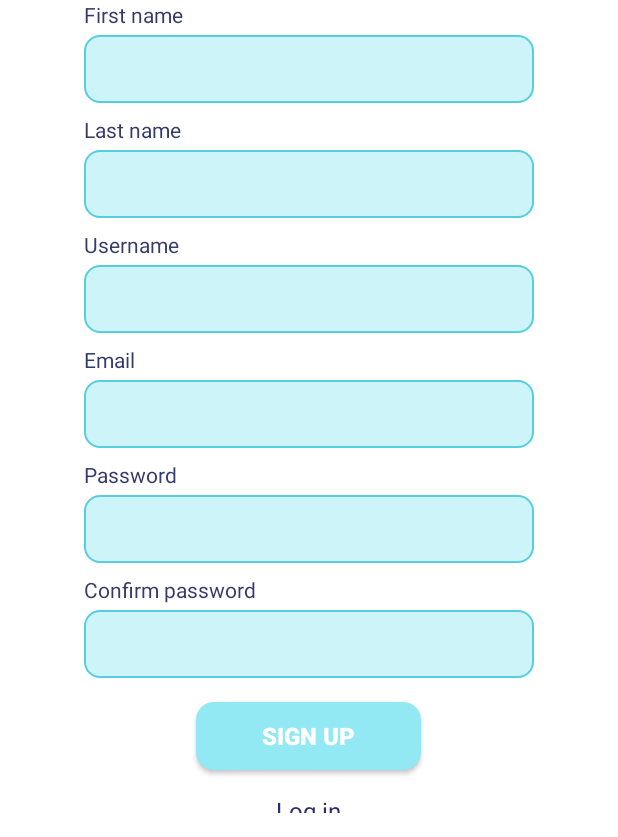
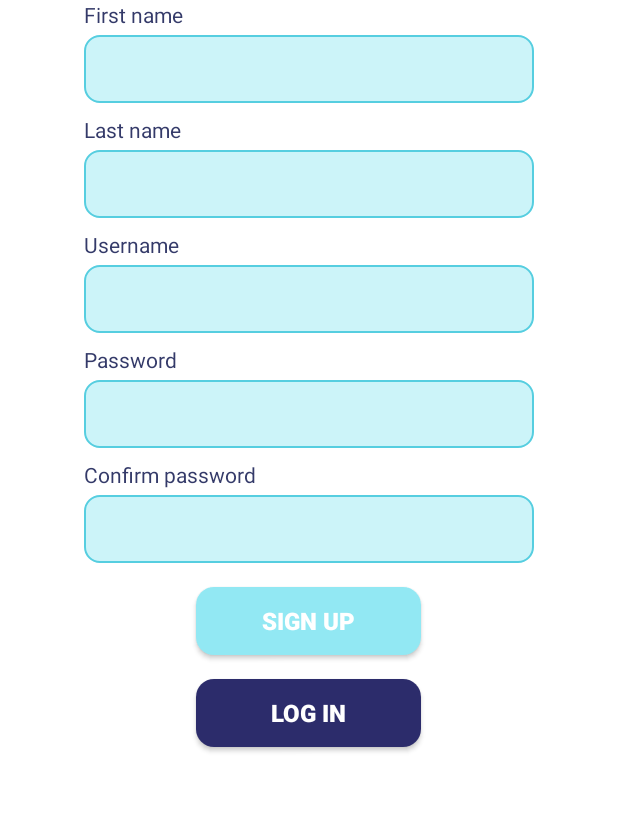
Before and after one commit to hungtd412/Chaspy, an Android app: the SignUpActivity screen opened directly, with no data from a screen before it, after a tap on "SIGN UP", on a phone screen of 412 x 824 dp, the part 399-1236 px from its top. Run offline under Robolectric (Android 15) with nearby library versions, the phone set to English and light mode, and no system bars; our stand-ins replace Firebase (no records; nobody signed in at launch, a user with empty details on screens opened directly).

Commit message:
fix: error firebase auto create fullName and email

```diff
--- a/app/src/main/AndroidManifest.xml
+++ b/app/src/main/AndroidManifest.xml
@@ -25,10 +25,7 @@
         <activity
             android:name=".ui.view.SignInActivity"
             android:exported="true">
-            <intent-filter>
-                <action android:name="android.intent.action.MAIN" />
-                <category android:name="android.intent.category.LAUNCHER" />
-            </intent-filter>
+
         </activity>
 
         <!-- MainActivity (nếu có dùng sau login) -->
@@ -44,7 +41,10 @@
         <activity
             android:name=".ui.view.FriendsActivity"
             android:exported="true">
-
+            <intent-filter>
+                <action android:name="android.intent.action.MAIN" />
+                <category android:name="android.intent.category.LAUNCHER" />
+            </intent-filter>
         </activity>
     </application>
 
--- a/app/src/main/java/com/example/chaspy/data/model/User.java
+++ b/app/src/main/java/com/example/chaspy/data/model/User.java
@@ -1,14 +1,15 @@
 package com.example.chaspy.data.model;
 
+import com.google.firebase.database.Exclude;
 import java.util.HashMap;
 import java.util.Map;
 
 public class User {
     private String uid;
     private String email;
-    private String firstName; // Changed from first_name
-    private String lastName;  // Changed from last_name
-    private boolean isActive; // Unchanged
+    private String firstName;
+    private String lastName;
+    private boolean isActive;
     private String profilePicUrl;
     private Map<String, Boolean> conversations = new HashMap<>();
     private Map<String, Boolean> friends = new HashMap<>();
@@ -56,6 +57,7 @@ public class User {
         this.lastName = lastName;
     }
 
+    @Exclude
     public String getFullName() {
         return firstName + " " + lastName;
     }
@@ -100,6 +102,7 @@ public class User {
         this.block_list = block_list;
     }
 
+    @Exclude
     public String getUserName() {
         return firstName + " " + lastName;
     }
--- a/app/src/main/java/com/example/chaspy/data/service/UserFirebaseService.java
+++ b/app/src/main/java/com/example/chaspy/data/service/UserFirebaseService.java
@@ -29,6 +29,7 @@ public class UserFirebaseService {
     // Save additional user data in Firestore
     public Task<Void> saveUserData(FirebaseUser firebaseUser, String firstName, String lastName) {
         User user = new User(firstName, lastName, firebaseUser.getEmail());
+        System.out.println(user.toString());
         return usersRef
                 .child(firebaseUser.getUid())
                 .setValue(user);
--- a/app/src/main/java/com/example/chaspy/ui/view/SignUpActivity.java
+++ b/app/src/main/java/com/example/chaspy/ui/view/SignUpActivity.java
@@ -1,5 +1,6 @@
 package com.example.chaspy.ui.view;
 
+import android.content.Intent;
 import android.os.Bundle;
 import android.view.View;
 import android.widget.Button;
@@ -15,8 +16,8 @@ import com.example.chaspy.ui.viewmodel.SignUpViewModel;
 
 public class SignUpActivity extends AppCompatActivity {
 
-    private EditText etFirstName, etLastName, etUsername, etPassword;
-    private Button btnSignUp;
+    private EditText etFirstName, etLastName, etUsername, etPassword, etConfirmPassword;
+    private Button btnSignUp, btnLogin;
     private ProgressBar progressBar;
 
     private SignUpViewModel signUpViewModel;
@@ -32,9 +33,11 @@ public class SignUpActivity extends AppCompatActivity {
         // Liên kết với layout
         etFirstName = findViewById(R.id.et_first_name);
         etLastName = findViewById(R.id.et_last_name);
-        etUsername = findViewById(R.id.et_email); // Assuming you'll update the ID later
+        etUsername = findViewById(R.id.et_username);
         etPassword = findViewById(R.id.et_password);
+        etConfirmPassword = findViewById(R.id.et_confirm_password);
         btnSignUp = findViewById(R.id.btn_sign_up);
+        btnLogin = findViewById(R.id.btn_login);
         progressBar = findViewById(R.id.progressBar);
 
         // Set up observers
@@ -45,16 +48,47 @@ public class SignUpActivity extends AppCompatActivity {
             String lastName = etLastName.getText().toString().trim();
             String username = etUsername.getText().toString().trim();
             String password = etPassword.getText().toString().trim();
+            String confirmPassword = etConfirmPassword.getText().toString().trim();
+
+            // Check if passwords match
+            if (!password.equals(confirmPassword)) {
+                Toast.makeText(SignUpActivity.this, "Passwords do not match", Toast.LENGTH_SHORT).show();
+                return;
+            }
 
             // Show progress indicator
             progressBar.setVisibility(View.VISIBLE);
 
+            String email = username + "@gmail.com";
+
             // Call ViewModel to handle registration
-            signUpViewModel.registerUser(username, password, firstName, lastName);
+            signUpViewModel.registerUser(email, password, firstName, lastName);
+        });
+
+        // Set click listener for login button to navigate to SignInActivity
+        btnLogin.setOnClickListener(view -> {
+            Intent intent = new Intent(SignUpActivity.this, SignInActivity.class);
+            startActivity(intent);
+            finish(); // Close current activity
         });
     }
 
     private void setupObservers() {
-        // ... existing code ...
+        // Observe registration success
+        signUpViewModel.getIsUserRegistered().observe(this, isRegistered -> {
+            progressBar.setVisibility(View.GONE);
+            if (isRegistered) {
+                Toast.makeText(SignUpActivity.this, "Registration successful!", Toast.LENGTH_SHORT).show();
+                finish(); // Close activity and return to login screen
+            }
+        });
+
+        // Observe error messages
+        signUpViewModel.getErrorMessage().observe(this, errorMsg -> {
+            progressBar.setVisibility(View.GONE);
+            if (errorMsg != null && !errorMsg.isEmpty()) {
+                Toast.makeText(SignUpActivity.this, errorMsg, Toast.LENGTH_SHORT).show();
+            }
+        });
     }
 }
--- a/app/src/main/java/com/example/chaspy/ui/view/fragment/FriendsListFragment.java
+++ b/app/src/main/java/com/example/chaspy/ui/view/fragment/FriendsListFragment.java
@@ -129,7 +129,7 @@ public class FriendsListFragment extends Fragment implements FriendsAdapter.OnFr
                                 friendUser.getFullName(),
                                 friendUser.getEmail(),
                                 friendUser.getProfilePicUrl(),
-                                friendUser.isisActive() // This field name remains unchanged
+                                friendUser.isisActive()
                         );
                         friendsList.add(friend);
                     }
@@ -171,8 +171,6 @@ public class FriendsListFragment extends Fragment implements FriendsAdapter.OnFr
 
     @Override
     public void onChatButtonClick(FriendItem friend) {
-        // TODO: Navigate to chat with this friend
-        // For now just log the action
         Log.d(TAG, "Opening chat with: " + friend.getName());
     }
 
--- a/app/src/main/java/com/example/chaspy/ui/viewmodel/SignUpViewModel.java
+++ b/app/src/main/java/com/example/chaspy/ui/viewmodel/SignUpViewModel.java
@@ -4,6 +4,7 @@ import android.text.TextUtils;
 import androidx.lifecycle.MutableLiveData;
 import androidx.lifecycle.ViewModel;
 import com.example.chaspy.data.repository.UserRepository;
+import com.google.firebase.auth.FirebaseAuthUserCollisionException;
 
 public class SignUpViewModel extends ViewModel {
 
@@ -25,8 +26,10 @@ public class SignUpViewModel extends ViewModel {
         return errorMessage;
     }
 
-    // Validate the username, password, and name fields
-    public boolean validateInput(String username, String password, String firstName, String lastName) {
+    public boolean validateInput(String email, String password, String firstName, String lastName) {
+        // Extract username from email
+        String username = email.replace("@gmail.com", "");
+
         if (TextUtils.isEmpty(username) || username.length() < 3) {
             errorMessage.setValue("Username must be at least 3 characters.");
             return false;
@@ -50,9 +53,9 @@ public class SignUpViewModel extends ViewModel {
     }
 
     // Register the user
-    public void registerUser(String username, String password, String firstName, String lastName) {
-        if (validateInput(username, password, firstName, lastName)) {
-            userRepository.registerUser(username + "@gmail.com", password).addOnCompleteListener(task -> {
+    public void registerUser(String email, String password, String firstName, String lastName) {
+        if (validateInput(email, password, firstName, lastName)) {
+            userRepository.registerUser(email, password).addOnCompleteListener(task -> {
                 if (task.isSuccessful()) {
                     // Save additional user data
                     userRepository.saveUserData(task, firstName, lastName)
@@ -64,7 +67,13 @@ public class SignUpViewModel extends ViewModel {
                                 }
                             });
                 } else {
-                    errorMessage.setValue("Registration failed: " + task.getException().getMessage());
+                    // Check specifically for email already in use error
+                    if (task.getException() instanceof FirebaseAuthUserCollisionException) {
+                        String username = email.replace("@gmail.com", "");
+                        errorMessage.setValue("Username '" + username + "' is already taken. Please choose a different username.");
+                    } else {
+                        errorMessage.setValue("Registration failed: " + task.getException().getMessage());
+                    }
                 }
             });
         }
--- a/app/src/main/res/layout/activity_sign_up.xml
+++ b/app/src/main/res/layout/activity_sign_up.xml
@@ -131,32 +131,6 @@
             <TextView
                 android:layout_width="match_parent"
                 android:layout_height="wrap_content"
-                android:text="Email"
-                android:textColor="#343A69"
-                android:textSize="14sp"
-                android:layout_marginBottom="4dp"/>
-
-            <EditText
-                android:id="@+id/et_email"
-                android:layout_width="match_parent"
-                android:layout_height="45dp"
-                android:inputType="textEmailAddress"
-                android:background="@drawable/edit_text_sign_up"
-                android:paddingHorizontal="8dp"
-                android:textColor="#000000"
-                android:textColorHint="#2C2C6B"
-                android:textSize="14sp"/>
-        </LinearLayout>
-
-        <LinearLayout
-            android:layout_width="300dp"
-            android:layout_height="wrap_content"
-            android:orientation="vertical"
-            android:layout_marginBottom="8dp">
-
-            <TextView
-                android:layout_width="match_parent"
-                android:layout_height="wrap_content"
                 android:text="Password"
                 android:textColor="#343A69"
                 android:textSize="14sp"
@@ -212,13 +186,16 @@
             android:textColor="#FFFFFF"
             android:layout_marginBottom="16dp"/>
 
-        <TextView
-            android:id="@+id/tv_login"
-            android:layout_width="wrap_content"
-            android:layout_height="wrap_content"
-            android:text="Log in"
-            android:textColor="#2C2C6B"
-            android:textSize="16sp"/>
+        <Button
+            android:id="@+id/btn_login"
+            android:layout_width="150dp"
+            android:layout_height="45dp"
+            android:backgroundTint="#2C2C6B"
+            android:background="@drawable/button_background"
+            android:text="LOG IN"
+            android:textSize="16sp"
+            android:textStyle="bold"
+            android:textColor="#FFFFFF"/>
 
         <ProgressBar
             android:id="@+id/progressBar"
```
